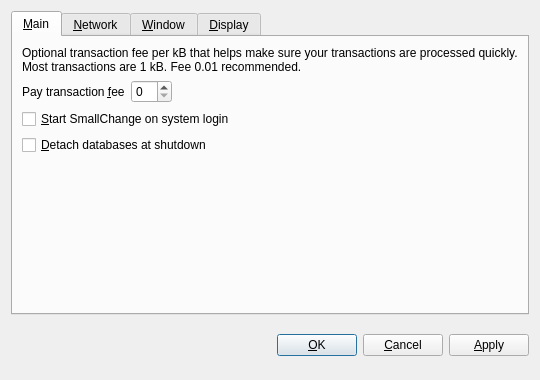
Old version of the form src/qt/forms/optionsdialog.ui in the repository chen0137/worldo_alpha.
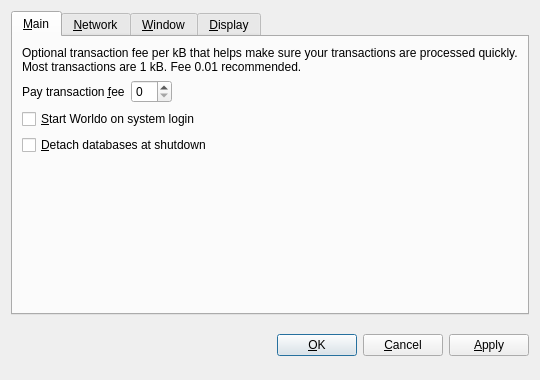
New version of the form. The open tabs and pages were chosen to show the change. Custom widgets are drawn as their Qt base class.

Diff of the .ui file:
```diff
--- a/src/qt/forms/optionsdialog.ui
+++ b/src/qt/forms/optionsdialog.ui
@@ -82,7 +82,7 @@
           <string>Automatically start SmallChange after logging in to the system.</string>
          </property>
          <property name="text">
-          <string>&amp;Start SmallChange on system login</string>
+          <string>&amp;Start Worldo on system login</string>
          </property>
         </widget>
        </item>
```
Left out of the diff: 10 changed lines with no effect on the pictures.
